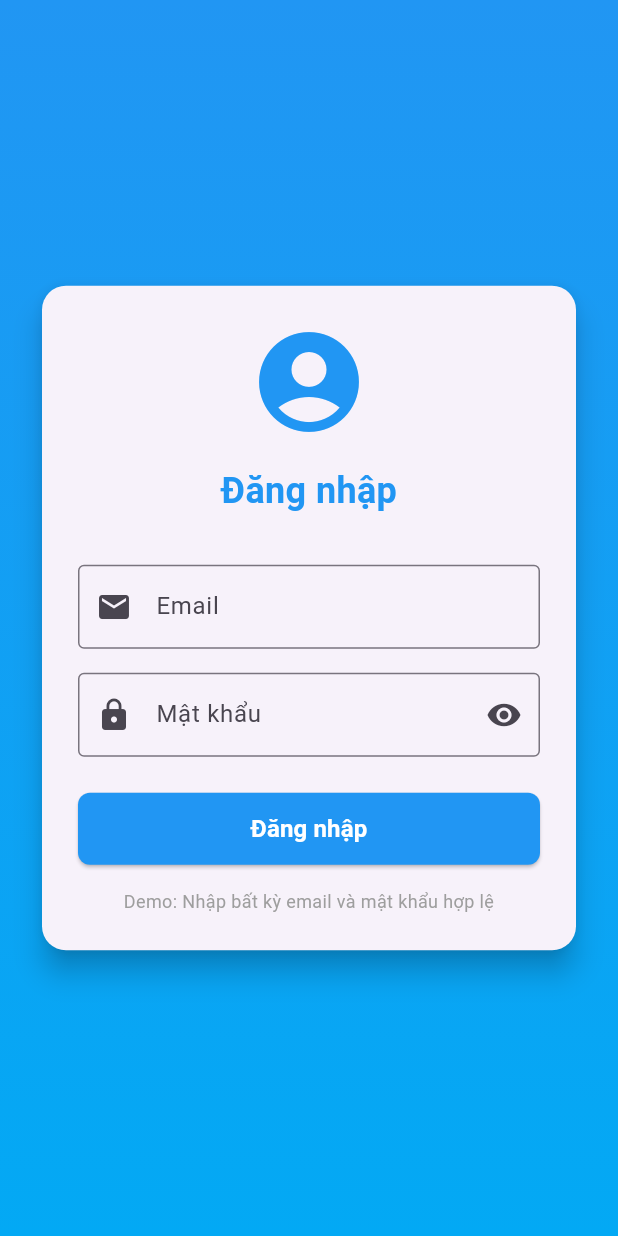
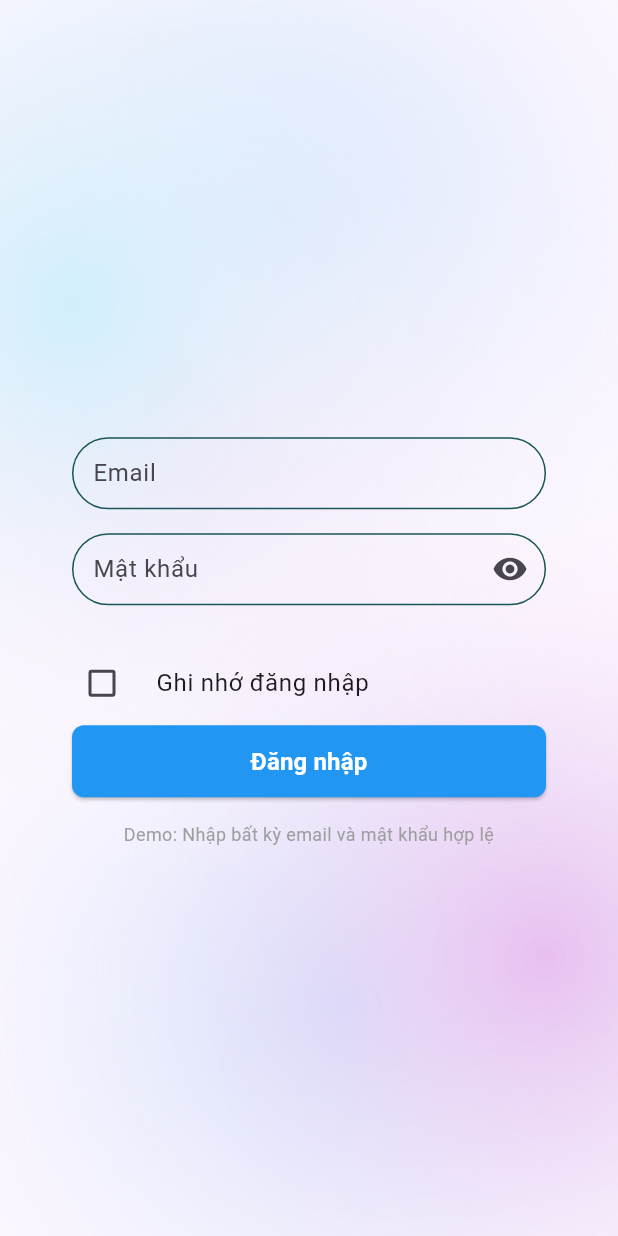
Before and after one commit to kienndhn/flutter-app, a Flutter app: the screen it shows after launch, on a phone screen of 412 x 824 dp. Run offline on Flutter 3.47's test engine with Material 3 defaults, Android fonts, the light colour scheme and no system bars; our stand-ins replace flutter_secure_storage, go_router.

Commit message:
feat: them text input

```diff
--- a/lib/screens/login_screen.dart
+++ b/lib/screens/login_screen.dart
@@ -1,4 +1,5 @@
 import 'package:flutter/material.dart';
+import 'package:flutter_template_app/widgets/text_input_login_field.dart';
 import 'package:provider/provider.dart';
 import 'package:go_router/go_router.dart';
 import '../services/auth_service.dart';
@@ -15,7 +16,7 @@ class _LoginScreenState extends State<LoginScreen> {
   final _emailController = TextEditingController();
   final _passwordController = TextEditingController();
   bool _isLoading = false;
-  bool _obscurePassword = true;
+  bool _isRemember = false;
 
   @override
   void dispose() {
@@ -43,7 +44,8 @@ class _LoginScreenState extends State<LoginScreen> {
       } else if (mounted) {
         ScaffoldMessenger.of(context).showSnackBar(
           const SnackBar(
-            content: Text('Đăng nhập thất bại. Vui lòng kiểm tra lại thông tin.'),
+            content:
+                Text('Đăng nhập thất bại. Vui lòng kiểm tra lại thông tin.'),
             backgroundColor: Colors.red,
           ),
         );
@@ -71,21 +73,15 @@ class _LoginScreenState extends State<LoginScreen> {
     return Scaffold(
       body: Container(
         decoration: const BoxDecoration(
-          gradient: LinearGradient(
-            begin: Alignment.topCenter,
-            end: Alignment.bottomCenter,
-            colors: [Colors.blue, Colors.lightBlue],
+          image: DecorationImage(
+            image: AssetImage('assets/images/background.png'),
+            fit: BoxFit.cover,
           ),
         ),
         child: SafeArea(
           child: Center(
             child: SingleChildScrollView(
               padding: const EdgeInsets.all(24.0),
-              child: Card(
-                elevation: 8,
-                shape: RoundedRectangleBorder(
-                  borderRadius: BorderRadius.circular(16),
-                ),
               child: Padding(
                 padding: const EdgeInsets.all(24.0),
                 child: Form(
@@ -93,28 +89,14 @@ class _LoginScreenState extends State<LoginScreen> {
                   child: Column(
                     mainAxisSize: MainAxisSize.min,
                     children: [
-                        const Icon(
-                          Icons.account_circle,
-                          size: 80,
-                          color: Colors.blue,
-                        ),
-                        const SizedBox(height: 16),
-                        const Text(
-                          'Đăng nhập',
-                          style: TextStyle(
-                            fontSize: 24,
-                            fontWeight: FontWeight.bold,
-                            color: Colors.blue,
-                          ),
-                        ),
                       const SizedBox(height: 32),
-                        TextFormField(
+                      TextInputLoginField(
                         controller: _emailController,
                         keyboardType: TextInputType.emailAddress,
+                        borderRadius: 100,
                         decoration: const InputDecoration(
                           labelText: 'Email',
-                            prefixIcon: Icon(Icons.email),
-                            border: OutlineInputBorder(),
+                          contentPadding: EdgeInsets.all(1),
                         ),
                         validator: (value) {
                           if (value == null || value.isEmpty) {
@@ -128,25 +110,12 @@ class _LoginScreenState extends State<LoginScreen> {
                         },
                       ),
                       const SizedBox(height: 16),
-                        TextFormField(
+                      TextInputLoginField(
                         controller: _passwordController,
-                          obscureText: _obscurePassword,
-                          decoration: InputDecoration(
+                        isPassword: true,
+                        borderRadius: 100,
+                        decoration: const InputDecoration(
                           labelText: 'Mật khẩu',
-                            prefixIcon: const Icon(Icons.lock),
-                            suffixIcon: IconButton(
-                              icon: Icon(
-                                _obscurePassword
-                                    ? Icons.visibility
-                                    : Icons.visibility_off,
-                              ),
-                              onPressed: () {
-                                setState(() {
-                                  _obscurePassword = !_obscurePassword;
-                                });
-                              },
-                            ),
-                            border: const OutlineInputBorder(),
                         ),
                         validator: (value) {
                           if (value == null || value.isEmpty) {
@@ -159,6 +128,17 @@ class _LoginScreenState extends State<LoginScreen> {
                         },
                       ),
                       const SizedBox(height: 24),
+                      CheckboxListTile(
+                        value: _isRemember,
+                        title: const Text("Ghi nhớ đăng nhập"),
+                        onChanged: (bool? value) {
+                          setState(() {
+                            _isRemember = value!;
+                          });
+                        },
+                        controlAffinity: ListTileControlAffinity.leading,
+                        contentPadding: EdgeInsets.zero,
+                      ),
                       SizedBox(
                         width: double.infinity,
                         height: 48,
@@ -207,7 +187,6 @@ class _LoginScreenState extends State<LoginScreen> {
           ),
         ),
       ),
-      ),
     );
   }
 }
--- /dev/null
+++ b/lib/widgets/text_input_login_field.dart
@@ -0,0 +1,75 @@
+import 'package:flutter/material.dart';
+
+class TextInputLoginField extends StatefulWidget {
+  final bool isPassword;
+  final TextEditingController controller;
+  final TextInputType keyboardType;
+  final InputDecoration? decoration;
+  final String? Function(String?)? validator;
+  final double? borderRadius;
+  const TextInputLoginField({
+    super.key,
+    required this.controller,
+    this.keyboardType = TextInputType.text,
+    this.isPassword = false,
+    this.decoration,
+    this.validator,
+    this.borderRadius,
+  });
+
+  @override
+  State<TextInputLoginField> createState() => _TextInputLoginFieldState();
+}
+
+class _TextInputLoginFieldState extends State<TextInputLoginField> {
+  late bool _hidden;
+
+  @override
+  void initState() {
+    super.initState();
+    _hidden = widget.isPassword;
+  }
+
+  void _togglePasswordVisibility() async {
+    setState(() {
+      _hidden = !_hidden;
+    });
+  }
+
+  @override
+  Widget build(BuildContext context) {
+    OutlineInputBorder buildBorder(
+        {double width = 1.0, Color color = Colors.grey}) {
+      return OutlineInputBorder(
+          borderRadius: BorderRadius.circular(widget.borderRadius ?? 12),
+          borderSide: BorderSide(color: color, width: width));
+    }
+
+    return TextFormField(
+        obscureText: _hidden,
+        controller: widget.controller,
+        keyboardType: widget.keyboardType,
+        validator: widget.validator,
+        onChanged: widget.validator,
+        autovalidateMode: AutovalidateMode.onUnfocus,
+        decoration: (widget.decoration ?? const InputDecoration()).copyWith(
+            contentPadding: const EdgeInsets.fromLTRB(10, 2, 10, 2),
+            enabledBorder:
+                buildBorder(color: const Color(0xFF195658), width: 1.0),
+            focusedBorder:
+                buildBorder(color: const Color(0xFF195658), width: 1.0),
+            errorBorder: buildBorder(color: Colors.redAccent, width: 1.0),
+            focusedErrorBorder:
+                buildBorder(color: Colors.redAccent, width: 1.0),
+            disabledBorder:
+                buildBorder(color: const Color(0xFFD9D9D9), width: 1.0),
+            suffixIcon: widget.isPassword
+                ? IconButton(
+                    icon: Icon(
+                      _hidden ? Icons.visibility : Icons.visibility_off,
+                    ),
+                    onPressed: _togglePasswordVisibility,
+                  )
+                : null));
+  }
+}
```
Also changed, not shown: assets/images/background.png (added), assets/images/background@2x.png (added), assets/images/background@3x.png (added), 4 other files. Lines whose indentation alone changed are shown as unchanged.
